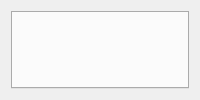
Before: the Qt Designer form assets/ui/editor.ui in Luthaf/Zested, drawn with Qt 5.
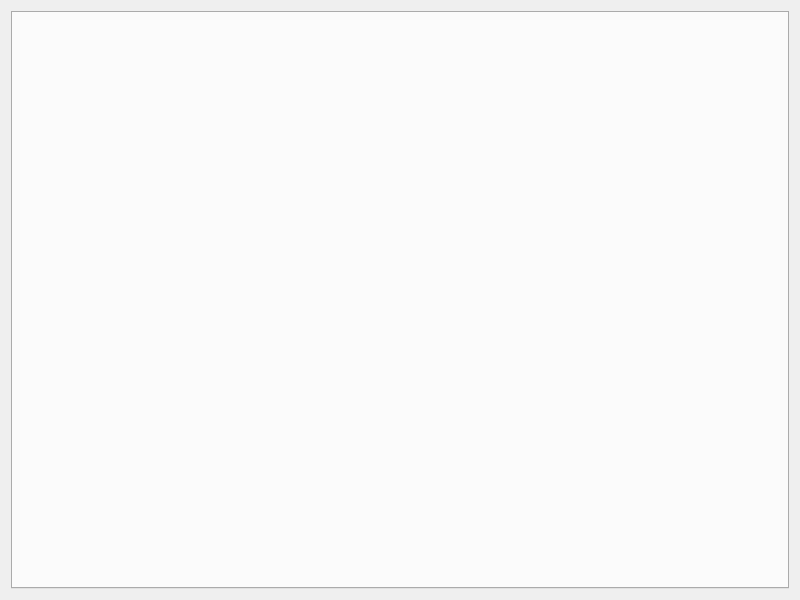
After: the same form once the commit is applied. Custom widgets are drawn as their Qt base class.

```diff
--- a/assets/ui/editor.ui
+++ b/assets/ui/editor.ui
@@ -6,8 +6,8 @@
    <rect>
     <x>0</x>
     <y>0</y>
-    <width>0</width>
-    <height>0</height>
+    <width>800</width>
+    <height>600</height>
    </rect>
   </property>
   <layout class="QHBoxLayout" name="horizontalLayout_3">
```
Left out of the diff: 11 changed lines with no effect on the pictures.
